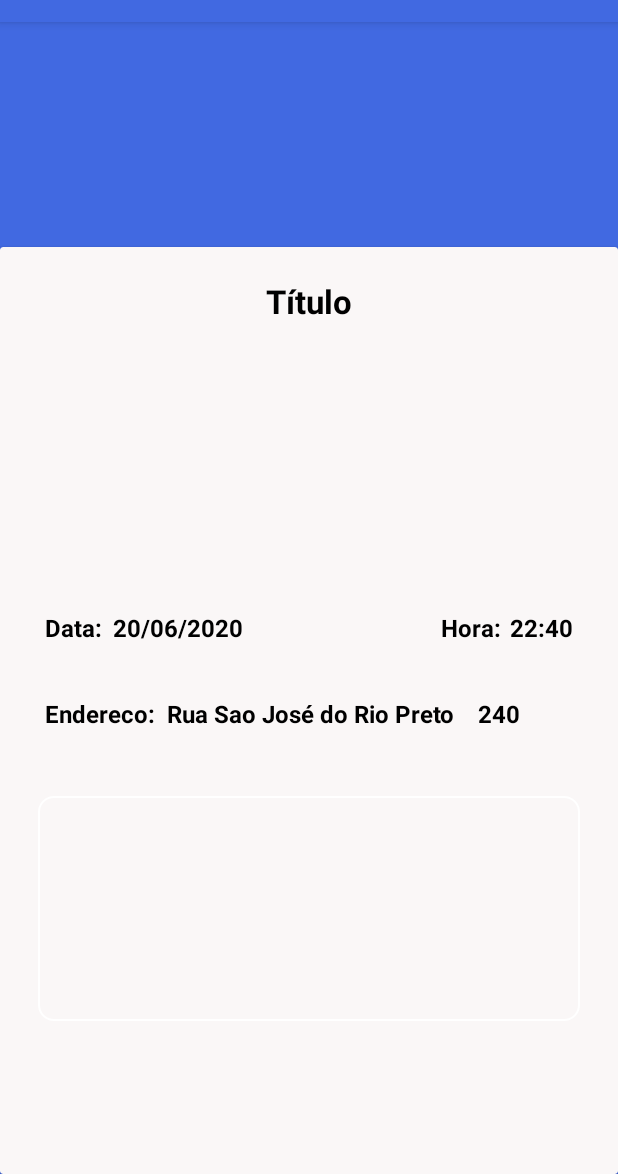
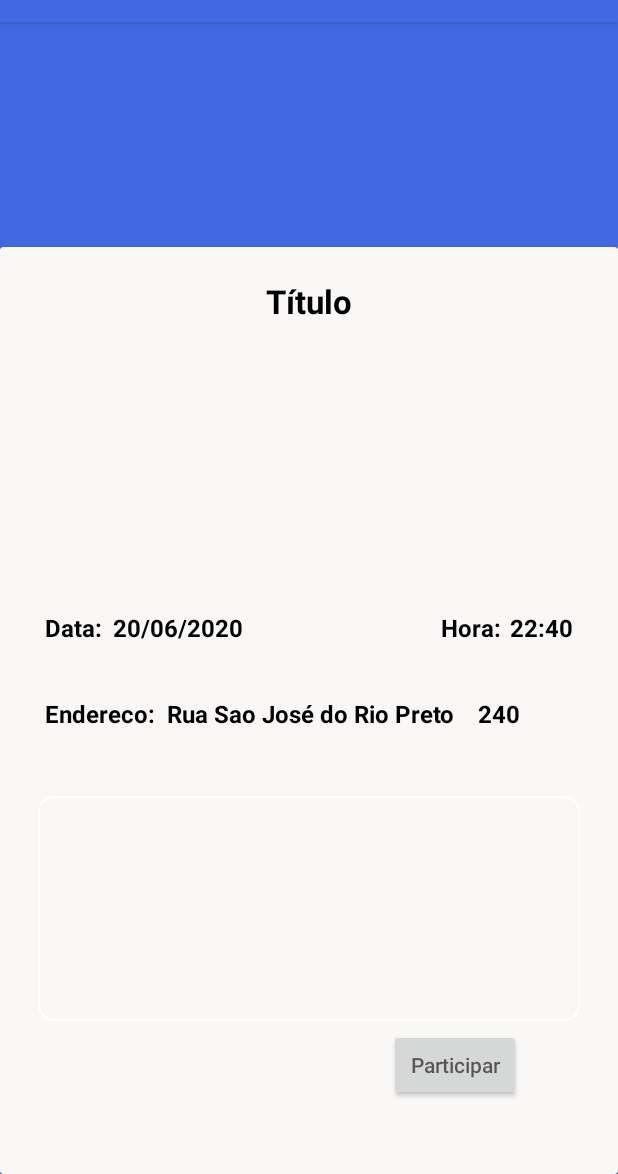
Before and after one commit to Chicarelli/Voluntariar, an Android app: the telaDoEvento screen opened directly, with no data from a screen before it, on a phone screen of 412 x 824 dp, the part 62-1236 px from its top. Run offline under Robolectric (Android 15) with nearby library versions, the phone set to English and light mode, and no system bars; our stand-ins replace Firebase (no records; nobody signed in at launch, a user with empty details on screens opened directly); libraries missing offline, so code that uses them is left out: com.firebase.ui; Roboto replaces fonts that are not available here.

```diff
--- a/app/src/main/java/com/example/voluntariado/MainActivity.java
+++ b/app/src/main/java/com/example/voluntariado/MainActivity.java
@@ -109,6 +109,7 @@ public class MainActivity extends AppCompatActivity {  //ACITIVTY QUE SERÁ APRE
         return true;
     }
 
+
     //Setando comportamento nas opções do MENU
     @Override
     public boolean onOptionsItemSelected(@NonNull MenuItem item) {
--- a/app/src/main/res/layout/activity_tela_do_evento.xml
+++ b/app/src/main/res/layout/activity_tela_do_evento.xml
@@ -4,32 +4,33 @@
     xmlns:tools="http://schemas.android.com/tools"
     android:layout_width="match_parent"
     android:layout_height="match_parent"
-    tools:context=".telaDoEvento"
     android:background="#4169e1"
-    >
+    tools:context=".telaDoEvento">
 
     <androidx.cardview.widget.CardView
         android:layout_width="match_parent"
         android:layout_height="match_parent"
         android:layout_marginTop="150dp"
         app:cardBackgroundColor="#FAF7F7"
+        app:cardCornerRadius="2dp"
         app:layout_constraintBottom_toBottomOf="parent"
         app:layout_constraintLeft_toLeftOf="parent"
         app:layout_constraintRight_toRightOf="parent"
         app:layout_constraintTop_toTopOf="parent"
-        tools:ignore="MissingConstraints"
-        app:cardCornerRadius="2dp">
+        tools:ignore="MissingConstraints">
 
         <androidx.constraintlayout.widget.ConstraintLayout
             android:layout_width="match_parent"
             android:layout_height="match_parent">
 
 
-            <TextView
+            <EditText
                 android:id="@+id/tela_evento_titulo"
                 android:layout_width="wrap_content"
                 android:layout_height="wrap_content"
                 android:layout_gravity="center_horizontal"
+                android:background="@null"
+                android:enabled="false"
                 android:padding="10dp"
                 android:text="Título"
                 android:textAlignment="center"
@@ -43,24 +44,25 @@
                 app:layout_constraintVertical_bias="0.02" />
 
             <ImageView
+                android:id="@+id/imagemEvento"
                 android:layout_width="match_parent"
                 android:layout_height="150dp"
+                android:layout_marginLeft="15dp"
+                android:layout_marginRight="15dp"
                 android:scaleType="centerCrop"
-                android:layout_marginRight="15dp"
-                android:layout_marginLeft="15dp"
-
-                app:layout_constraintTop_toBottomOf="@id/tela_evento_titulo"
+                app:layout_constraintBottom_toBottomOf="parent"
                 app:layout_constraintLeft_toLeftOf="parent"
                 app:layout_constraintRight_toRightOf="parent"
-                app:layout_constraintBottom_toBottomOf="parent"
-                android:id="@+id/imagemEvento"
+                app:layout_constraintTop_toBottomOf="@id/tela_evento_titulo"
                 app:layout_constraintVertical_bias="0.02" />
 
-            <TextView
+            <EditText
                 android:id="@+id/data"
                 android:layout_width="wrap_content"
                 android:layout_height="wrap_content"
                 android:layout_marginLeft="20dp"
+                android:background="@null"
+                android:enabled="false"
                 android:gravity="center_horizontal"
                 android:paddingLeft="10dp"
                 android:paddingTop="10dp"
@@ -78,12 +80,15 @@
                 app:layout_constraintTop_toBottomOf="@+id/imagemEvento"
                 app:layout_constraintVertical_bias="0.04" />
 
-            <TextView
+            <EditText
                 android:id="@+id/tela_evento_data"
                 android:layout_width="wrap_content"
                 android:layout_height="wrap_content"
                 android:layout_marginRight="10dp"
+                android:background="@null"
+                android:enabled="false"
                 android:hint="20/06/2020"
+                android:inputType="number"
                 android:paddingLeft="2dp"
                 android:paddingTop="10dp"
                 android:paddingBottom="10dp"
@@ -98,10 +103,12 @@
                 app:layout_constraintTop_toBottomOf="@+id/imagemEvento"
                 app:layout_constraintVertical_bias="0.04" />
 
-            <TextView
+            <EditText
                 android:id="@+id/Hora"
                 android:layout_width="wrap_content"
                 android:layout_height="wrap_content"
+                android:background="@null"
+                android:enabled="false"
                 android:paddingLeft="10dp"
                 android:paddingTop="10dp"
                 android:paddingRight="2dp"
@@ -117,12 +124,15 @@
                 app:layout_constraintTop_toBottomOf="@id/imagemEvento"
                 app:layout_constraintVertical_bias="0.04" />
 
-            <TextView
+            <EditText
                 android:id="@+id/tela_evento_hora"
                 android:layout_width="wrap_content"
                 android:layout_height="wrap_content"
                 android:layout_marginRight="20dp"
+                android:background="@null"
+                android:enabled="false"
                 android:hint="22:40"
+                android:inputType="number"
                 android:paddingLeft="4dp"
                 android:paddingTop="10dp"
                 android:paddingRight="10dp"
@@ -138,11 +148,13 @@
                 app:layout_constraintTop_toBottomOf="@id/imagemEvento"
                 app:layout_constraintVertical_bias="0.04" />
 
-            <TextView
+            <EditText
                 android:id="@+id/endereco"
                 android:layout_width="wrap_content"
                 android:layout_height="wrap_content"
                 android:layout_marginLeft="20dp"
+                android:background="@null"
+                android:enabled="false"
                 android:paddingLeft="10dp"
                 android:paddingTop="10dp"
                 android:paddingRight="2dp"
@@ -158,11 +170,13 @@
                 app:layout_constraintTop_toBottomOf="@id/data"
                 app:layout_constraintVertical_bias="0.05" />
 
-            <TextView
+            <EditText
                 android:id="@+id/tela_evento_endereco"
                 android:layout_width="wrap_content"
                 android:layout_height="wrap_content"
                 android:layout_marginLeft="4dp"
+                android:background="@null"
+                android:enabled="false"
                 android:hint="Rua Sao José do Rio Preto"
                 android:paddingLeft="2dp"
                 android:paddingTop="10dp"
@@ -179,12 +193,15 @@
                 app:layout_constraintTop_toTopOf="@+id/endereco"
                 app:layout_constraintVertical_bias="0" />
 
-            <TextView
+            <EditText
                 android:id="@+id/tela_evento_numero"
                 android:layout_width="wrap_content"
                 android:layout_height="wrap_content"
                 android:layout_marginRight="20dp"
+                android:background="@null"
+                android:enabled="false"
                 android:hint="240"
+                android:inputType="number"
                 android:paddingLeft="5dp"
                 android:paddingTop="10dp"
                 android:paddingRight="10dp"
@@ -208,6 +225,7 @@
                 android:background="@drawable/caixa_de_texto_descricao_tela_do_evento"
                 android:clickable="false"
                 android:ems="10"
+                android:enabled="false"
                 android:focusable="false"
                 android:gravity="start|top"
                 android:inputType="textMultiLine"
@@ -223,6 +241,19 @@
                 tools:layout_editor_absoluteX="29dp"
                 tools:layout_editor_absoluteY="352dp" />
 
+            <Button
+                android:id="@+id/botaoParticiparEditar"
+                android:layout_width="wrap_content"
+                android:layout_height="wrap_content"
+                android:hint="Participar"
+                android:onClick="botaoTelaEvento"
+                app:layout_constraintBottom_toBottomOf="parent"
+                app:layout_constraintHorizontal_bias=".8"
+                app:layout_constraintLeft_toLeftOf="parent"
+                app:layout_constraintRight_toRightOf="parent"
+                app:layout_constraintTop_toBottomOf="@+id/tela_evento_descricao"
+                app:layout_constraintVertical_bias=".1" />
+
 
         </androidx.constraintlayout.widget.ConstraintLayout>
 
```
Also changed, not shown: app/src/main/java/com/example/voluntariado/telaDoEvento.java (+218 -7 lines), 55 other files.
